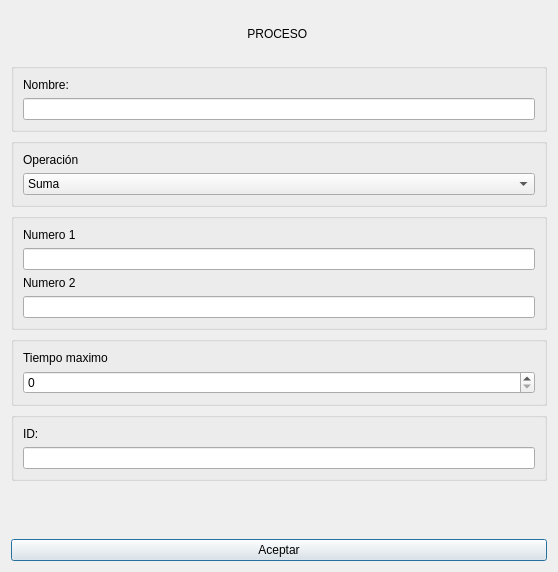
Before: the Qt Designer form ui/procesodialog.ui in Diego-Ga-Glez/planificador, drawn with Qt 5.
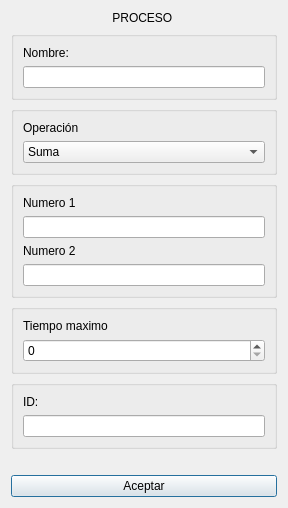
After: the same form once the commit is applied.

Patch:
```diff
--- a/ui/procesodialog.ui
+++ b/ui/procesodialog.ui
@@ -6,8 +6,8 @@
    <rect>
     <x>0</x>
     <y>0</y>
-    <width>558</width>
-    <height>572</height>
+    <width>288</width>
+    <height>486</height>
    </rect>
   </property>
   <property name="windowTitle">
```
